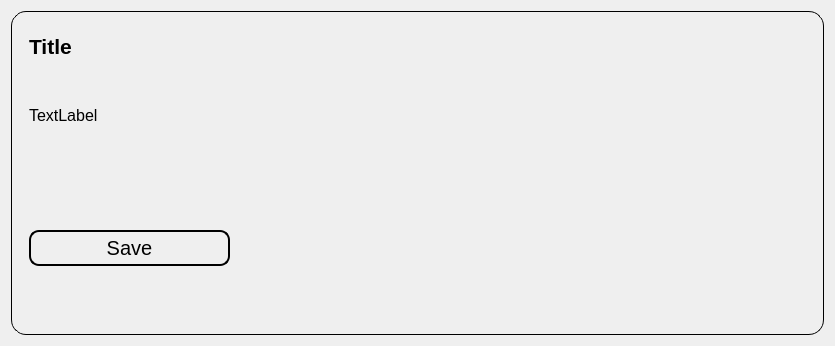
Old version of the form ui/result.ui in the repository Achu-Worifung/quickMove.
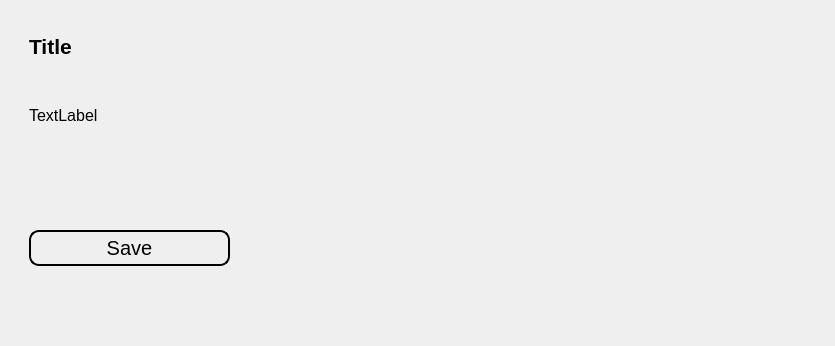
New version of the form.

Diff of the .ui file:
```diff
--- a/ui/result.ui
+++ b/ui/result.ui
@@ -17,17 +17,7 @@
    <item>
     <widget class="QWidget" name="container" native="true">
      <property name="styleSheet">
-      <string notr="true">#container {
-    border: 1px solid black;
-    border-radius: 15px;
-    transition: all 0.3s ease; /* Smooth animation */
-}
-
-#container:hover {
-    cursor: pointer;
-    transform: scale(1.05); /* Slightly expand */
-}
-</string>
+      <string notr="true"/>
      </property>
      <layout class="QVBoxLayout" name="verticalLayout_3">
       <item>
```
